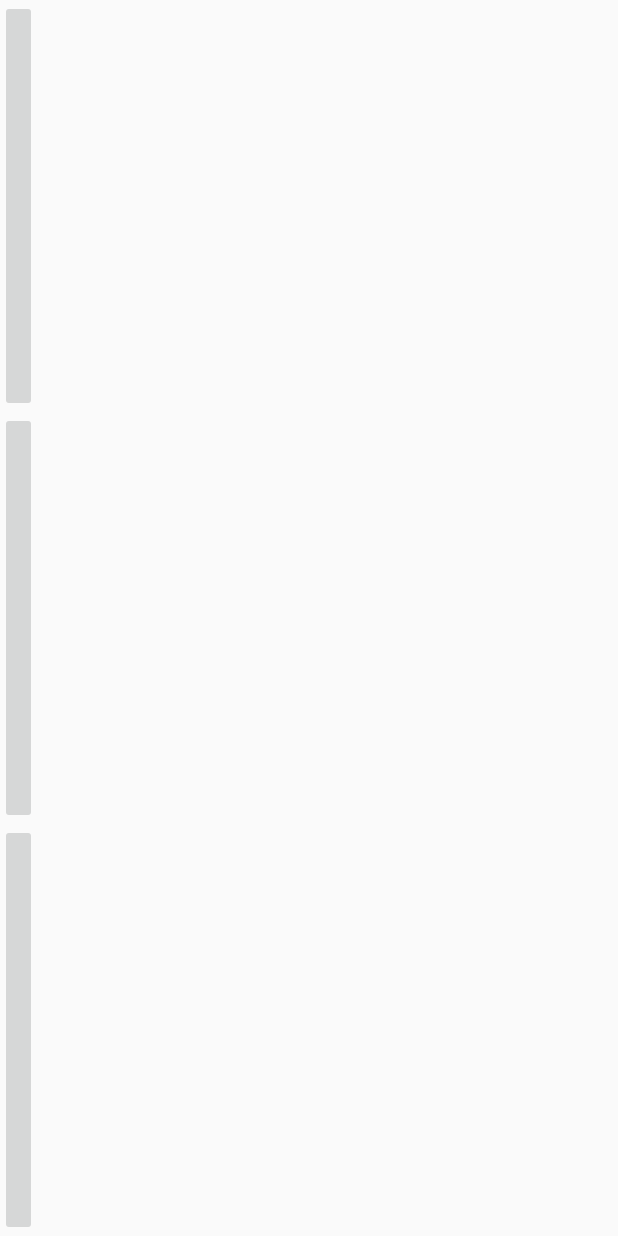
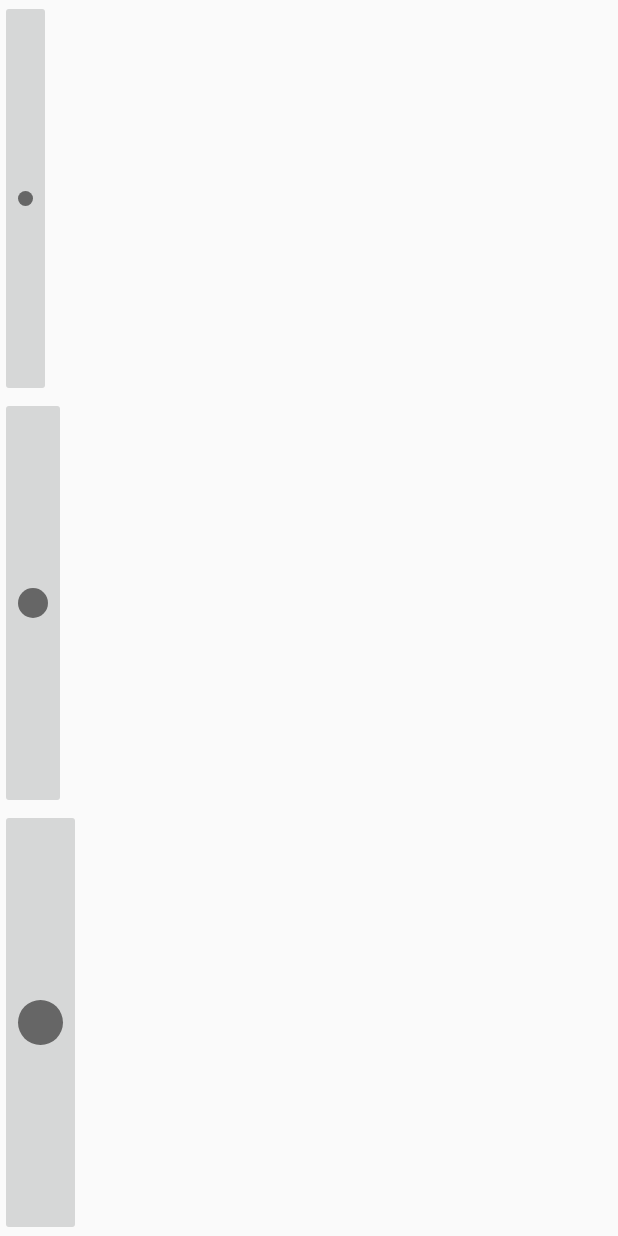
Before and after one commit to phamcindy619/SketchArt, an Android app: the layout brush_selector.xml on its own in the app's theme, with its tools: preview values and no code run, on a phone screen of 412 x 824 dp. Run offline under Robolectric (Android 15) with nearby library versions, the light colour scheme and no system bars.

Commit message:
Fixed brush sizes and paint pressed images appearing

```diff
--- a/app/src/main/res/drawable/large.xml
+++ b/app/src/main/res/drawable/large.xml
@@ -1,13 +1,11 @@
 <?xml version="1.0" encoding="utf-8"?>
-<selector xmlns:android="http://schemas.android.com/apk/res/android">
 <shape xmlns:android="http://schemas.android.com/apk/res/android"
     android:dither="true"
     android:shape="oval">
 
     <size
-            android:height="@dimen/large_brush"
-            android:width="@dimen/large_brush" />
+        android:width="@dimen/large_brush"
+        android:height="@dimen/large_brush" />
 
     <solid android:color="#FF666666" />
 </shape>
-</selector>
--- a/app/src/main/res/drawable/medium.xml
+++ b/app/src/main/res/drawable/medium.xml
@@ -1,13 +1,11 @@
 <?xml version="1.0" encoding="utf-8"?>
-<selector xmlns:android="http://schemas.android.com/apk/res/android">
 <shape xmlns:android="http://schemas.android.com/apk/res/android"
     android:dither="true"
     android:shape="oval">
 
     <size
-            android:height="@dimen/medium_brush"
-            android:width="@dimen/medium_brush" />
+        android:width="@dimen/medium_brush"
+        android:height="@dimen/medium_brush" />
 
     <solid android:color="#FF666666" />
 </shape>
-</selector>
--- a/app/src/main/res/drawable/paint_pressed.xml
+++ b/app/src/main/res/drawable/paint_pressed.xml
@@ -1,5 +1,4 @@
 <?xml version="1.0" encoding="utf-8"?>
-<selector xmlns:android="http://schemas.android.com/apk/res/android">
 <layer-list xmlns:android="http://schemas.android.com/apk/res/android">
     <item>
         <shape android:shape="rectangle">
@@ -14,4 +13,3 @@
         </shape>
     </item>
 </layer-list>
-</selector>
--- a/app/src/main/res/drawable/small.xml
+++ b/app/src/main/res/drawable/small.xml
@@ -1,13 +1,12 @@
 <?xml version="1.0" encoding="utf-8"?>
-<selector xmlns:android="http://schemas.android.com/apk/res/android">
+
 <shape xmlns:android="http://schemas.android.com/apk/res/android"
     android:dither="true"
     android:shape="oval">
 
     <size
-            android:height="@dimen/small_brush"
-            android:width="@dimen/small_brush" />
+        android:width="@dimen/small_brush"
+        android:height="@dimen/small_brush" />
 
     <solid android:color="#FF666666" />
 </shape>
-</selector>
--- a/app/src/main/res/layout/activity_play.xml
+++ b/app/src/main/res/layout/activity_play.xml
@@ -12,6 +12,7 @@
         android:id="@+id/paint_colors"
         android:layout_width="wrap_content"
         android:layout_height="wrap_content"
+        android:layout_margin="3dp"
         android:layout_gravity="center"
         android:orientation="horizontal">
 
@@ -194,7 +195,7 @@
         android:layout_width="match_parent"
         android:layout_height="0dp"
         android:layout_marginBottom="3dp"
-        android:layout_weight="2" />
+        android:layout_weight="3" />
 
     <LinearLayout
         android:id="@+id/toolbar"
```
Lines whose indentation alone changed are shown as unchanged.
